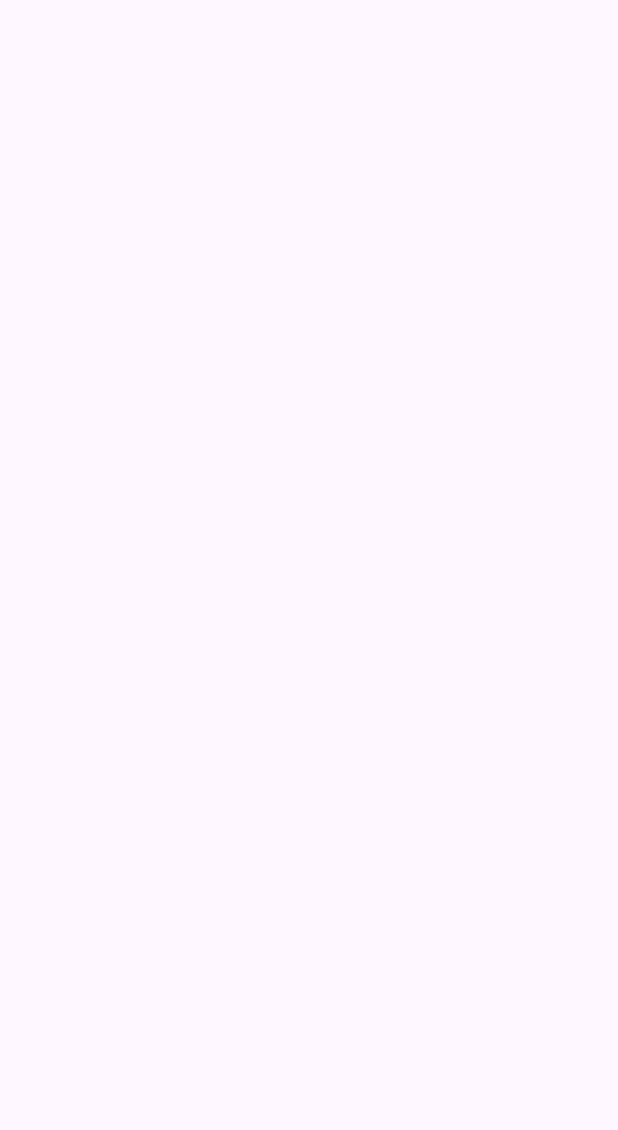
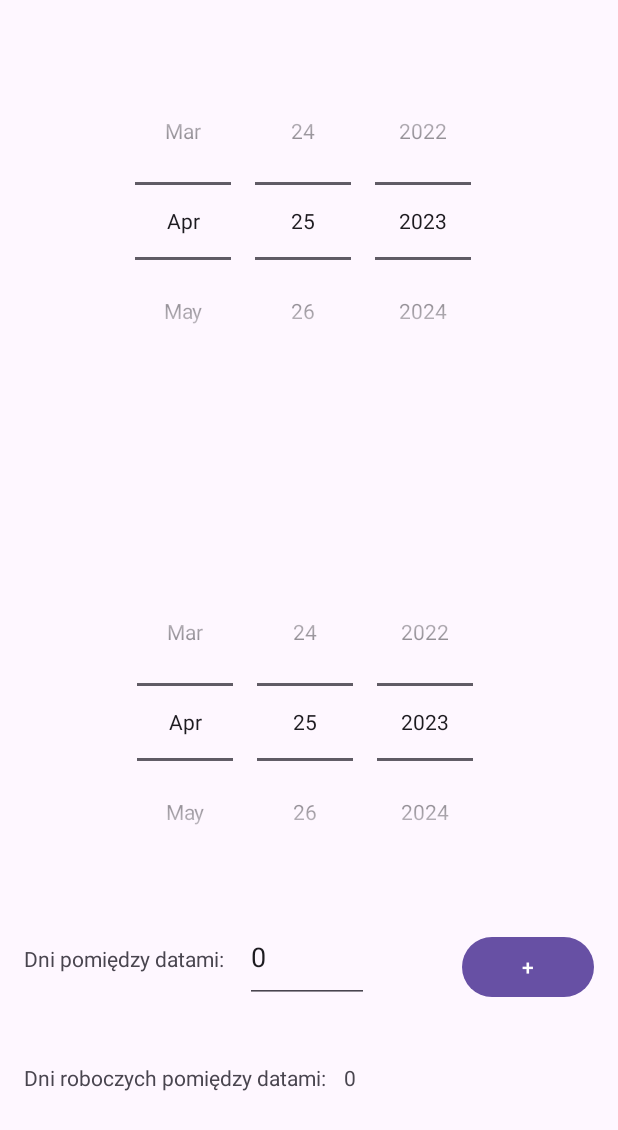
Before and after one commit to bartox7777/time_calculator_kotlin, an Android app: the daty screen opened directly, with no data from a screen before it, on a phone screen of 412 x 824 dp. Before the commit the part shown is empty. Shown: the top 1130 px of the screen. Run offline under Robolectric (Android 15) with nearby library versions, the phone set to English and light mode, and no system bars.

Commit message:
calculate HMS - repair calculate days and workdays (fixed holidays and weekends for now) between two dates

```diff
--- a/app/src/main/res/layout/activity_daty.xml
+++ b/app/src/main/res/layout/activity_daty.xml
@@ -6,4 +6,80 @@
     android:layout_height="match_parent"
     tools:context=".daty">
 
+    <DatePicker
+        android:id="@+id/datePicker1"
+        android:layout_width="wrap_content"
+        android:layout_height="wrap_content"
+        android:layout_marginTop="41dp"
+        android:calendarViewShown="false"
+        android:datePickerMode="spinner"
+        app:layout_constraintEnd_toEndOf="parent"
+        app:layout_constraintStart_toStartOf="parent"
+        app:layout_constraintTop_toTopOf="parent" />
+
+    <DatePicker
+        android:id="@+id/datePicker2"
+        android:layout_width="wrap_content"
+        android:layout_height="wrap_content"
+        android:layout_marginStart="1dp"
+        android:layout_marginBottom="20dp"
+        android:calendarViewShown="false"
+        android:datePickerMode="spinner"
+        app:layout_constraintBottom_toTopOf="@+id/daysBetween"
+        app:layout_constraintStart_toStartOf="@+id/datePicker1" />
+
+    <TextView
+        android:id="@+id/textView7"
+        android:layout_width="wrap_content"
+        android:layout_height="wrap_content"
+        android:layout_marginStart="16dp"
+        android:layout_marginEnd="14dp"
+        android:layout_marginBottom="175dp"
+        android:text="Dni pomiędzy datami:"
+        app:layout_constraintBottom_toBottomOf="parent"
+        app:layout_constraintEnd_toStartOf="@+id/daysBetween"
+        app:layout_constraintStart_toStartOf="parent" />
+
+    <TextView
+        android:id="@+id/textView9"
+        android:layout_width="wrap_content"
+        android:layout_height="wrap_content"
+        android:layout_marginStart="16dp"
+        android:text="Dni roboczych pomiędzy datami:"
+        app:layout_constraintBaseline_toBaselineOf="@+id/workdays"
+        app:layout_constraintStart_toStartOf="parent" />
+
+    <EditText
+        android:id="@+id/daysBetween"
+        android:layout_width="0dp"
+        android:layout_height="61dp"
+        android:layout_marginEnd="62dp"
+        android:ems="10"
+        android:inputType="number|numberDecimal|numberSigned"
+        android:text="0"
+        app:layout_constraintBaseline_toBaselineOf="@+id/textView7"
+        app:layout_constraintEnd_toStartOf="@+id/buttonPlus"
+        app:layout_constraintStart_toEndOf="@+id/textView7" />
+
+    <Button
+        android:id="@+id/buttonPlus"
+        android:layout_width="wrap_content"
+        android:layout_height="wrap_content"
+        android:layout_marginTop="33dp"
+        android:layout_marginEnd="16dp"
+        android:text="+"
+        app:layout_constraintEnd_toEndOf="parent"
+        app:layout_constraintStart_toEndOf="@+id/daysBetween"
+        app:layout_constraintTop_toBottomOf="@+id/datePicker2" />
+
+    <TextView
+        android:id="@+id/workdays"
+        android:layout_width="wrap_content"
+        android:layout_height="wrap_content"
+        android:layout_marginStart="12dp"
+        android:layout_marginTop="40dp"
+        android:text="0"
+        app:layout_constraintStart_toEndOf="@+id/textView9"
+        app:layout_constraintTop_toBottomOf="@+id/daysBetween" />
+
 </androidx.constraintlayout.widget.ConstraintLayout>
```
Also changed, not shown: app/src/main/java/edu/put/inf151860/czas.kt (+11 -5 lines), app/src/main/java/edu/put/inf151860/daty.kt (+145 -0 lines), app/src/main/res/layout/activity_czas.xml (+6 -6 lines).
